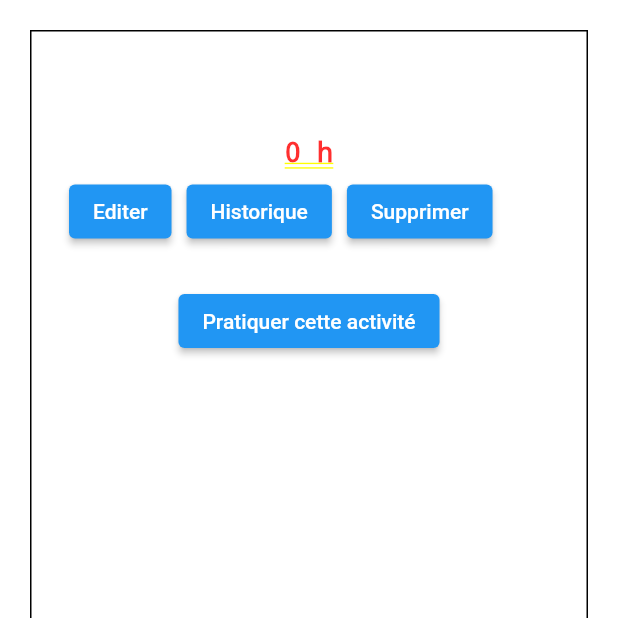
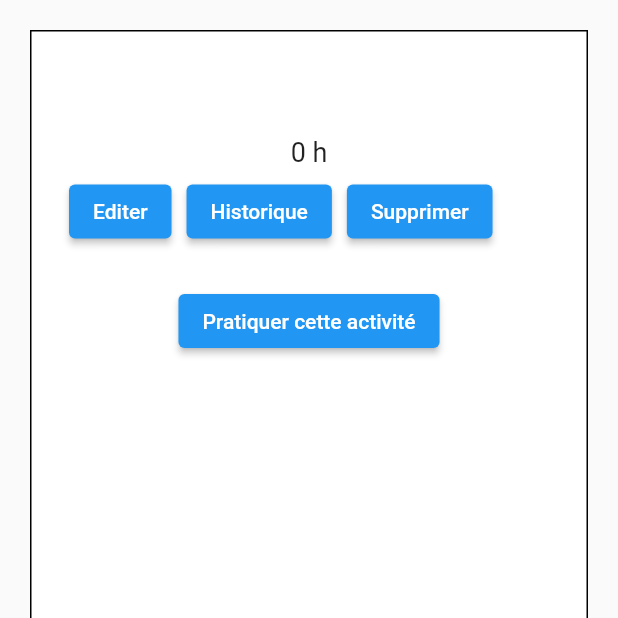
Before and after one commit to Skizaat/ADIAP-Project, a Flutter app: the OneActivityScaffold screen opened directly with empty values, on a phone screen of 412 x 824 dp, the top half of it. Run offline on Flutter 3.47's test engine with Material 2 defaults, Android fonts, the phone set to English and light mode, and no system bars; our stand-ins replace equatable, shared_preferences, sqflite; accounts and stored records are empty.

Commit message:
fix the visual of one screen

```diff
--- a/lib/screens/one_Activity_screen.dart
+++ b/lib/screens/one_Activity_screen.dart
@@ -12,10 +12,11 @@ class OneActivityScaffold extends StatelessWidget {
   Widget build(BuildContext context) {
     // Material is a conceptual piece
     // of paper on which the UI appears.
-    return Container(
+    return Scaffold(
+        body: Container(
           margin: EdgeInsets.all(20),
-      height: 100,
-      width: 200,
+          //height: 100,
+          //width: 200,
           padding: EdgeInsets.all(20),
           decoration: BoxDecoration(
               color: Colors.white,
@@ -76,6 +77,7 @@ class OneActivityScaffold extends StatelessWidget {
                 ),
               ]
           ),
+        ),
     );
   }
 }
```
Lines whose indentation alone changed are shown as unchanged.
